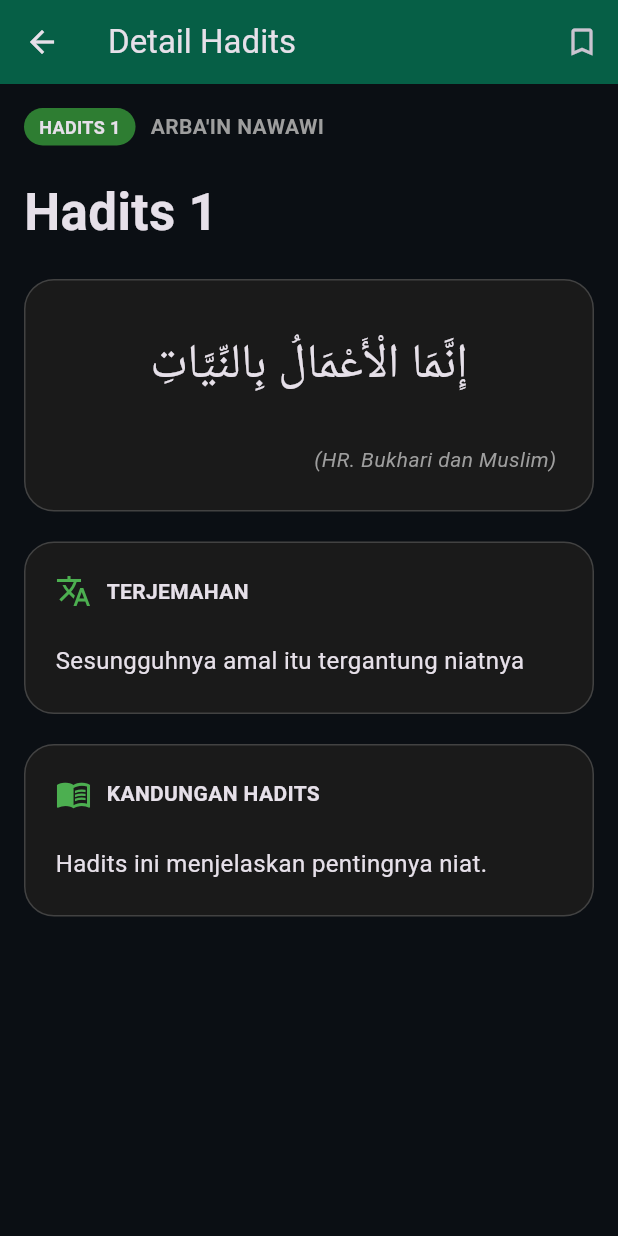
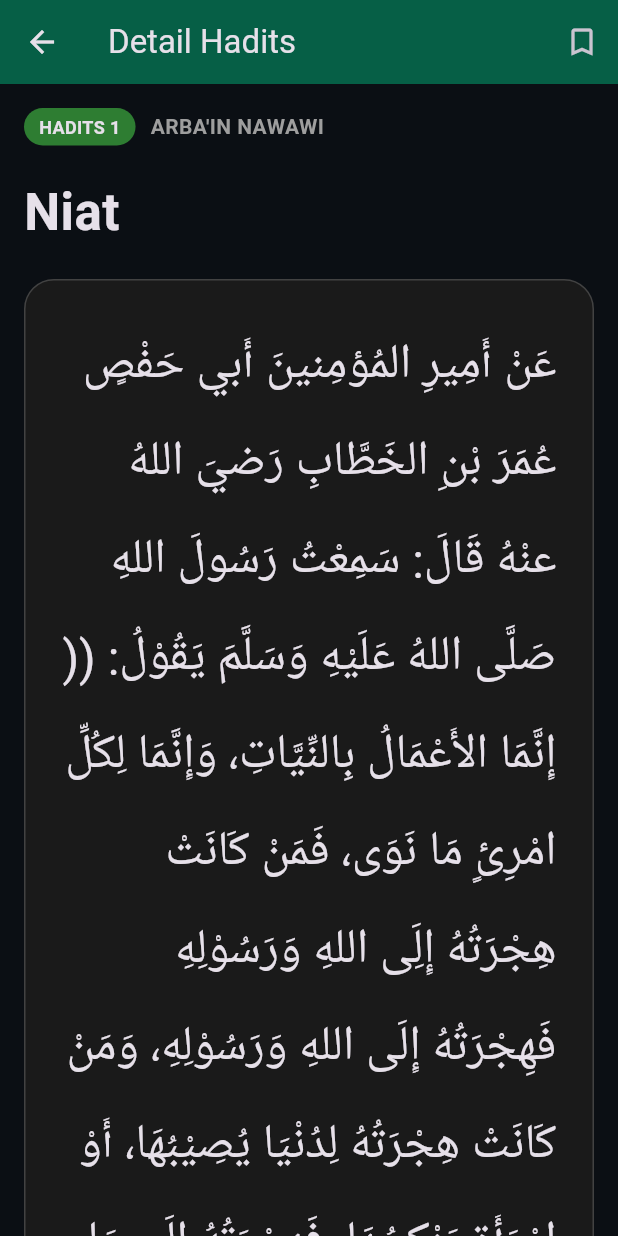
Before and after one commit to azrulfattah336/Aplikasi-Hadits-Arbain-Nawawi, a Flutter app: the screen it shows after launch, after a tap on an icon or button, on a phone screen of 412 x 824 dp. Run offline on Flutter 3.47's test engine with Material 3 defaults, Android fonts, the phone set to English and light mode, and no system bars; our stand-ins replace shared_preferences.

Commit message:
memperbaiki nomor hadits dinamis di detail screen

```diff
--- a/lib/data/hadith_data.dart
+++ b/lib/data/hadith_data.dart
@@ -3,10 +3,13 @@ import '../models/hadith.dart';
 final List<Hadith> hadithList = [
   Hadith(
     id: 1,
-    title: "Hadits 1",
-    arab: "إِنَّمَا الْأَعْمَالُ بِالنِّيَّاتِ",
-    translation: "Sesungguhnya amal itu tergantung niatnya",
-    explanation: "Hadits ini menjelaskan pentingnya niat.",
+    title: "Niat",
+    arab: """
+عَنْ أَمِيرِ المُؤمِنينَ أَبي حَفْصٍ عُمَرَ بْنِ الخَطَّابِ رَضيَ اللهُ عنْهُ قَالَ: سَمِعْتُ رَسُولَ اللهِ صَلَّى اللهُ عَلَيْهِ وَسَلَّمَ يَقُوْلُ: (( إِنَّمَا الأَعْمَالُ بِالنِّيَّاتِ، وَإِنَّمَا لِكُلِّ امْرِئٍ مَا نَوَى، فَمَنْ كَانَتْ هِجْرَتُهُ إِلَِى اللهِ وَرَسُوْلِهِ فَهِجْرَتُهُ إِلَى اللهِ وَرَسُوْلِهِ، وَمَنْ كَانَتْ هِجْرَتُهُ لِدُنْيَا يُصِيْبُهَا، أَوْ امْرَأَةٍ يَنْكِحُهَا، فَهِجْرَتُهُ إِلَى مَا هَاجَرَ إِلَيْهِ )). رَوَاهُ إِمَامَا الْمُحَدِّثِيْنَ أَبُوْ عَبْدِ اللهِ مُحَمَّدُ بْنُ إِسْمَاعِيْلَ بْنِ إِبْرَاهِيْمَ بْنِ الْمُغِيْرَةِ بْنِ بَرْدِزْبَهْ الْبُخَارِيُّ، وَأَبُوْ الْحُسَيْنِ مُسْلِمُ بْنُ الْحَجَّاجِ بْنِ مُسْلِمٍ الْقُشَيْرِيّ النَّيْسَابُوْرِيّ، فِيْ صَحِيْحَيْهِمَا اللَّذَيْنِ هُمَا أَصَحُّ الْكُتُبِ اْلمُصَنَّفَةِ.""",
+    translation: """Dari Amirul Mukminin Abu Hafsh Umar bin Al Khaththab adia berkata: ‘Aku mendengar Rasulullah shalallahu alaihi wasalam bersabda: “Amalan-amalan itu hanyalah tergantung pada niatnya. Dan setiap orang itu hanyalah akan dibalas berdasarkan apa yang ia niatkan. Maka barang siapa yang hijrahnya kepada Allah dan Rasul-Nya, maka hijrahnya keapda Allah dan Rasul-Nya. Namun barang siapa yang hijrahnya untuk mendapatkan dunia atau seorang wanita yang ingin ia nikahi, maka hijrahnya kepada apa yang ia niatkan tersebut.” (Diriwayatkan oleh dua Imamnya para ahli hadits, Abu Abdillah Muhammad bin Isma’il bin Ibrahim bin Al Mughirah bin Bardizbah Al Bukhari dan Abul Husain Muslim bin Al Hajjaj  bin Muslim Al Qusyairi An Naisaburi dalam dua kitab shahih mereka, yang keduanya merupakan kitab yang paling shahih diantara kitab-kitab yang ada.).
+
+Diriwayatkan oleh al Bukhari dan Muslim.""",
+    explanation: """hadits ini menegaskan bahwa nilai, keabsahan, dan balasan dari setiap perbuatan manusia sepenuhnya bergantung pada niat di dalam hatinya. Segala amal yang dilakukan dengan ikhlas demi Allah akan membuahkan pahala akhirat, sedangkan amal ibadah yang ditujukan demi urusan duniawi atau pujian manusia hanya akan menghasilkan kesia-siaan di hadapan Allah.""",
   ),
 
   Hadith(
@@ -16,4 +19,12 @@ final List<Hadith> hadithList = [
     translation: "Islam dibangun atas lima perkara",
     explanation: "Hadits ini menjelaskan rukun Islam.",
   ),
+
+  Hadith(
+    id: 3,
+    title: "Hadits 3",
+    arab: "بُنِيَ الإِسْلاَمُ عَلَى خَمْسٍ",
+    translation: "Islam dibangun atas lima perkara",
+    explanation: "Hadits ini menjelaskan rukun Islam.",
+  ),
 ];
--- a/lib/screens/detail_screen.dart
+++ b/lib/screens/detail_screen.dart
@@ -70,8 +70,8 @@ Widget build(BuildContext context) {
                 color: Colors.green.shade800,
                 borderRadius: BorderRadius.circular(20),
               ),
-              child: const Text(
-                "HADITS ${1}",
+              child: Text(
+                "HADITS ${widget.hadith.id}",
                 style: TextStyle(
                   fontSize: 12,
                   fontWeight: FontWeight.bold,
@@ -133,18 +133,6 @@ Widget build(BuildContext context) {
 
           const SizedBox(height: 20),
 
-          const Align(
-            alignment: Alignment.centerRight,
-
-            child: Text(
-              "(HR. Bukhari dan Muslim)",
-
-              style: TextStyle(
-                fontStyle: FontStyle.italic,
-                color: Colors.grey,
-              ),
-            ),
-          ),
         ],
       ),
     ),
```
